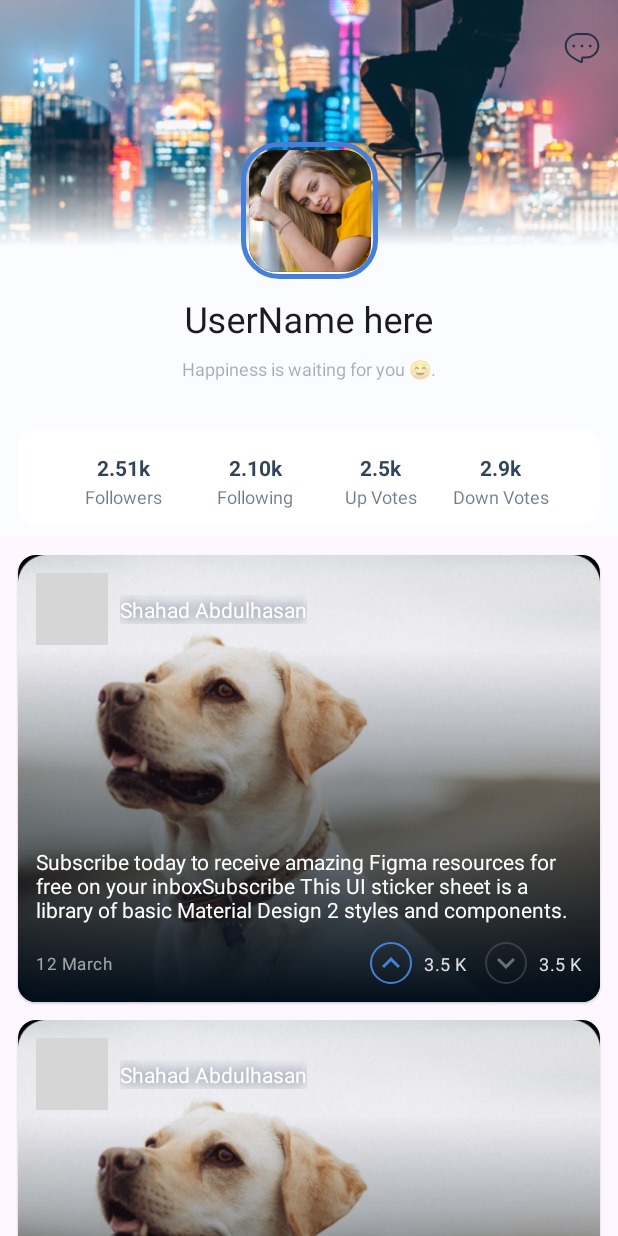
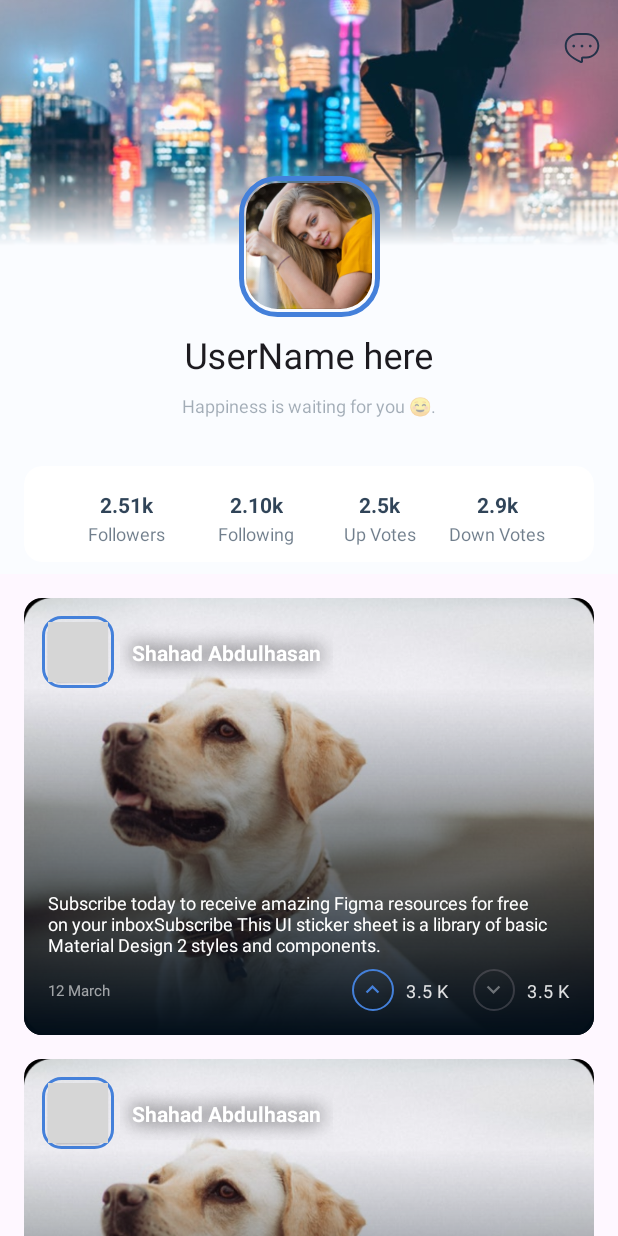
Before and after one commit to Bareq-altaamah/Happy_Social_Media, an Android app: the layout fragment_profile_animated.xml on its own in the app's theme, with its tools: preview values and no code run, on a phone screen of 412 x 824 dp. Run offline under Robolectric (Android 15) with nearby library versions, the light colour scheme and no system bars; grey boxes are pictures that could not be loaded.

Commit message:
improve sizing and styling

```diff
--- a/app/src/main/java/com/thechance/happysocialmedia/ui/giftsShop/GiftsShopFragment.kt
+++ b/app/src/main/java/com/thechance/happysocialmedia/ui/giftsShop/GiftsShopFragment.kt
@@ -3,7 +3,6 @@ package com.thechance.happysocialmedia.ui.giftsShop
 import androidx.fragment.app.viewModels
 import com.thechance.happysocialmedia.R
 import com.thechance.happysocialmedia.databinding.FragmentGiftsShopBinding
-import com.thechance.happysocialmedia.databinding.FragmentSearchBinding
 import com.thechance.happysocialmedia.ui.base.BaseFragment
 import dagger.hilt.android.AndroidEntryPoint
 
--- a/app/src/main/res/drawable/profile_image_border.xml
+++ b/app/src/main/res/drawable/outline_profile_picture_large.xml
@@ -2,7 +2,7 @@
 <shape xmlns:android="http://schemas.android.com/apk/res/android"
     android:shape="rectangle">
     <corners
-        android:radius="@dimen/radius4x" />
+        android:radius="@dimen/cornerRadiusExtraLarge" />
     <stroke
         android:color="@color/brand_color"
         android:width="3dp" />
--- a/app/src/main/res/drawable/shape_image_border.xml
+++ b/app/src/main/res/drawable/outline_profile_picture_small.xml
@@ -2,7 +2,7 @@
 <shape
     android:shape="rectangle"
     xmlns:android="http://schemas.android.com/apk/res/android">
-    <corners android:radius="@dimen/radius2x"/>
+    <corners android:radius="@dimen/cornerRadiusMedium"/>
     <stroke
         android:width="2dp"
         android:color="@color/brand_color"/>
--- a/app/src/main/res/layout/fragment_profile_animated.xml
+++ b/app/src/main/res/layout/fragment_profile_animated.xml
@@ -4,6 +4,7 @@
     xmlns:tools="http://schemas.android.com/tools">
 
     <data>
+
         <variable
             name="viewModel"
             type="com.thechance.happysocialmedia.ui.profile.ProfileViewModel" />
@@ -12,8 +13,7 @@
     <androidx.coordinatorlayout.widget.CoordinatorLayout
         android:layout_width="match_parent"
         android:layout_height="match_parent"
-        android:fitsSystemWindows="true"
-        >
+        android:fitsSystemWindows="true">
 
         <com.google.android.material.appbar.AppBarLayout
             android:id="@+id/app_bar"
@@ -30,7 +30,7 @@
                 app:title="UserName here"
                 android:background="@color/background_color"
                 app:expandedTitleGravity="center|top"
-                app:expandedTitleMarginTop="200dp"
+                app:expandedTitleMarginTop="224dp"
                 app:contentScrim="@color/tool_bar_color"
                 app:layout_scrollFlags="scroll|exitUntilCollapsed"
                 app:menu="@menu/top_app_bar"
@@ -40,6 +40,7 @@
                 <androidx.constraintlayout.widget.ConstraintLayout
                     android:layout_width="match_parent"
                     android:layout_height="wrap_content">
+
                     <ImageView
                         android:id="@+id/image_cover"
                         android:layout_width="match_parent"
@@ -55,29 +56,27 @@
                         android:background="@drawable/profile_cover_shadow"
                         app:layout_constraintBottom_toBottomOf="@id/image_cover" />
 
+                    <com.google.android.material.imageview.ShapeableImageView
+                        android:id="@+id/image_profile"
+                        android:layout_width="84dp"
+                        android:layout_height="84dp"
+                        android:scaleType="centerCrop"
+                        app:layout_constraintBottom_toBottomOf="@+id/image_cover"
+                        app:layout_constraintEnd_toEndOf="@id/image_cover"
+                        app:layout_constraintStart_toStartOf="@id/image_cover"
+                        app:layout_constraintTop_toBottomOf="@id/image_cover"
+                        app:srcCompat="@drawable/image_profile_test"
+                        app:shapeAppearanceOverlay="@style/ShapeAppearanceOverlay.App.CornerSize25Percent" />
+
                     <View
                         android:id="@+id/view_profile_image_border"
-                        android:layout_width="91dp"
-                        android:layout_height="91dp"
-                        android:background="@drawable/profile_image_border"
-                        app:layout_constraintBottom_toBottomOf="@id/image_cover"
-                        app:layout_constraintEnd_toEndOf="parent"
-                        app:layout_constraintStart_toStartOf="parent"
-                        app:layout_constraintTop_toTopOf="parent"
-                        app:layout_constraintVertical_bias="1.3" />
-
-                    <com.google.android.material.imageview.ShapeableImageView
-                        android:id="@+id/image_profile"
-                        android:layout_width="81dp"
-                        android:layout_height="81dp"
-                        android:scaleType="centerCrop"
-                        app:layout_constraintBottom_toBottomOf="@id/view_profile_image_border"
-                        app:layout_constraintEnd_toEndOf="@id/view_profile_image_border"
-                        app:layout_constraintStart_toStartOf="@id/view_profile_image_border"
-                        app:layout_constraintTop_toTopOf="@id/view_profile_image_border"
-                        app:shapeAppearanceOverlay="@style/ShapeAppearanceOverlay.App.CornerSize24Percent"
-                        app:srcCompat="@drawable/image_profile_test" />
-
+                        android:layout_width="94dp"
+                        android:layout_height="94dp"
+                        android:background="@drawable/outline_profile_picture_large"
+                        app:layout_constraintStart_toStartOf="@id/image_profile"
+                        app:layout_constraintBottom_toBottomOf="@id/image_profile"
+                        app:layout_constraintEnd_toEndOf="@id/image_profile"
+                        app:layout_constraintTop_toTopOf="@id/image_profile" />
 
                     <TextView
                         android:id="@+id/label_bio"
@@ -86,7 +85,7 @@
                         android:gravity="center"
                         android:text="Happiness is waiting for you ☺."
                         android:textColor="@color/shade_ternary_color"
-                        android:textSize="@dimen/size_12"
+                        android:textSize="12sp"
                         android:layout_marginTop="56dp"
                         app:layout_constraintEnd_toEndOf="parent"
                         app:layout_constraintStart_toStartOf="parent"
@@ -97,11 +96,10 @@
                         style="?attr/materialCardViewFilledStyle"
                         android:layout_width="match_parent"
                         android:layout_height="64dp"
-                        android:layout_marginHorizontal="@dimen/margin2x"
-                        android:layout_marginTop="@dimen/margin7x"
-                        android:elevation="@dimen/elevation1x"
+                        android:layout_marginHorizontal="@dimen/spacingMedium"
+                        android:layout_marginTop="@dimen/spacingExtraLarge"
                         app:cardBackgroundColor="@color/card_background_color"
-                        app:cardCornerRadius="@dimen/size_12"
+                        app:cardCornerRadius="@dimen/cornerRadiusMedium"
                         android:layout_marginBottom="8dp"
                         app:layout_constraintBottom_toBottomOf="parent"
                         app:layout_constraintEnd_toEndOf="parent"
@@ -111,7 +109,7 @@
                     <TextView
                         android:id="@+id/label_followers_numbers"
                         style="@style/TextViewNumber.TextAppearance"
-                        android:layout_marginTop="@dimen/margin3x"
+                        android:layout_marginTop="@dimen/spacingMedium"
                         android:text="2.51k"
                         app:layout_constraintHorizontal_chainStyle="spread"
                         app:layout_constraintEnd_toStartOf="@id/label_following_numbers"
@@ -194,6 +192,7 @@
             android:layout_width="match_parent"
             android:layout_height="match_parent"
             app:layout_behavior="@string/appbar_scrolling_view_behavior">
+
             <androidx.recyclerview.widget.RecyclerView
                 android:id="@+id/recycler_profile_post"
                 android:layout_width="match_parent"
@@ -201,7 +200,7 @@
                 android:orientation="vertical"
                 app:layoutManager="androidx.recyclerview.widget.LinearLayoutManager"
                 items="@{viewModel.posts}"
-                tools:listitem="@layout/item_post"/>
+                tools:listitem="@layout/item_post" />
         </androidx.constraintlayout.widget.ConstraintLayout>
 
     </androidx.coordinatorlayout.widget.CoordinatorLayout>
--- a/app/src/main/res/layout/item_post.xml
+++ b/app/src/main/res/layout/item_post.xml
@@ -14,13 +14,13 @@
     </data>
 
     <com.google.android.material.card.MaterialCardView
-        style="@style/Widget.App.CardView"
         android:layout_width="match_parent"
         android:layout_height="wrap_content"
-        android:layout_marginStart="@dimen/margin2x"
-        android:layout_marginTop="@dimen/margin2x"
-        android:layout_marginEnd="@dimen/margin2x"
-        app:cardCornerRadius="@dimen/radius2x">
+        android:layout_marginStart="@dimen/spacingMedium"
+        android:layout_marginTop="@dimen/spacingMedium"
+        android:layout_marginEnd="@dimen/spacingMedium"
+        style="?attr/materialCardViewFilledStyle"
+        app:cardCornerRadius="@dimen/cornerRadiusMedium">
 
         <androidx.constraintlayout.widget.ConstraintLayout
             android:layout_width="match_parent"
@@ -41,44 +41,45 @@
                 app:layout_constraintTop_toTopOf="parent"
                 app:layout_constraintVertical_bias="0.0" />
 
-            <View
-                android:id="@+id/layout_image_profile"
-                android:layout_width="@dimen/size48dp"
-                android:layout_height="@dimen/size48dp"
-                android:layout_margin="@dimen/margin2x"
-                android:background="@drawable/shape_image_border"
-                android:elevation="1dp"
-                app:layout_constraintStart_toStartOf="parent"
-                app:layout_constraintTop_toTopOf="parent" />
+
 
             <com.google.android.material.imageview.ShapeableImageView
                 android:id="@+id/image_profile"
-                android:layout_width="@dimen/size48dp"
-                android:layout_height="@dimen/size48dp"
+                android:layout_width="40dp"
+                android:layout_height="40dp"
                 android:elevation="1dp"
-                android:padding="5dp"
                 android:scaleType="centerCrop"
                 imageUrl="@{item.profileImageUrl}"
                 tools:src="@drawable/test_profile"
-                app:layout_constraintBottom_toBottomOf="@id/layout_image_profile"
-                app:layout_constraintEnd_toEndOf="@id/layout_image_profile"
-                app:layout_constraintStart_toStartOf="@id/layout_image_profile"
-                app:layout_constraintTop_toTopOf="@id/layout_image_profile"
+                app:layout_constraintTop_toTopOf="parent"
+                app:layout_constraintStart_toStartOf="parent"
+                android:layout_margin="16dp"
                 app:shapeAppearanceOverlay="@style/ShapeAppearanceOverlay.App.CornerSize25Percent" />
+
+            <View
+                android:id="@+id/layout_image_profile"
+                android:layout_width="48dp"
+                android:layout_height="48dp"
+                android:background="@drawable/outline_profile_picture_small"
+                app:layout_constraintBottom_toBottomOf="@id/image_profile"
+                app:layout_constraintEnd_toEndOf="@+id/image_profile"
+                app:layout_constraintStart_toStartOf="@id/image_profile"
+                app:layout_constraintTop_toTopOf="@+id/image_profile" />
 
             <TextView
                 android:id="@+id/label_name"
                 android:layout_width="wrap_content"
                 android:layout_height="wrap_content"
-                android:layout_margin="@dimen/margin1x"
                 android:layout_marginStart="4dp"
-                android:shadowColor="@color/shade_primary_color"
+                android:shadowColor="@android:color/black"
                 android:shadowDx="0"
                 android:shadowDy="0"
-                android:shadowRadius="10"
+                android:padding="@dimen/spacingSmall"
+                android:shadowRadius="16"
                 android:textColor="@android:color/white"
                 android:text="@{item.name}"
-                tools:textAppearance="@style/TextAppearance.App.Title"
+                android:textStyle="bold"
+                android:textSize="14sp"
                 app:layout_constraintBottom_toBottomOf="@+id/layout_image_profile"
                 app:layout_constraintStart_toEndOf="@id/layout_image_profile"
                 app:layout_constraintTop_toTopOf="@id/layout_image_profile"
@@ -99,13 +100,14 @@
                 android:layout_height="0dp"
                 android:ellipsize="end"
                 android:maxLines="3"
-                android:padding="@dimen/margin2x"
+                android:paddingHorizontal="@dimen/spacingMedium"
+                android:paddingVertical="@dimen/spacingSmall"
                 android:text="@{item.content}"
                 android:gravity="bottom"
+                android:textSize="12sp"
                 android:textColor="@android:color/white"
                 app:layout_constraintBottom_toTopOf="@id/button_down_vote"
                 app:layout_constraintEnd_toEndOf="parent"
-                app:layout_constraintHorizontal_bias="0.0"
                 app:layout_constraintStart_toStartOf="parent"
                 app:layout_constraintTop_toTopOf="@+id/view_bottom_shadow"
                 tools:text="Subscribe today to receive amazing Figma resources for free on your inboxSubscribe This UI sticker sheet is a library of basic Material Design 2 styles and components. "
@@ -115,10 +117,11 @@
                 android:id="@+id/label_date"
                 android:layout_width="wrap_content"
                 android:layout_height="wrap_content"
-                android:layout_marginStart="@dimen/margin2x"
+                android:layout_marginStart="@dimen/spacingMedium"
                 android:alpha="0.6"
                 android:text="@{item.date}"
-                android:textAppearance="@style/TextAppearance.App.SubTitle"
+                android:textColor="@android:color/white"
+                android:textSize="10sp"
                 app:layout_constraintBottom_toBottomOf="@+id/button_upvote"
                 app:layout_constraintStart_toStartOf="parent"
                 app:layout_constraintTop_toTopOf="@+id/button_upvote"
@@ -127,9 +130,9 @@
             <com.google.android.material.button.MaterialButton
                 android:id="@+id/button_upvote"
                 style="?attr/materialButtonOutlinedStyle"
-                android:layout_width="@dimen/size28dp"
-                android:layout_height="@dimen/size28dp"
-                android:layout_marginEnd="@dimen/margin1x"
+                android:layout_width="28dp"
+                android:layout_height="28dp"
+                android:layout_marginEnd="@dimen/spacingSmall"
                 android:insetLeft="0dp"
                 android:insetTop="0dp"
                 android:insetRight="0dp"
@@ -138,7 +141,6 @@
                 app:icon="@drawable/ic_baseline_keyboard_arrow_up_24"
                 app:iconGravity="textStart"
                 app:iconPadding="0dp"
-                app:iconSize="@dimen/size24dp"
                 app:iconTint="@color/brand_color"
                 app:layout_constraintBottom_toBottomOf="@id/label_upvote"
                 app:layout_constraintEnd_toStartOf="@id/label_upvote"
@@ -149,7 +151,7 @@
                 android:id="@+id/label_upvote"
                 android:layout_width="wrap_content"
                 android:layout_height="wrap_content"
-                android:layout_marginEnd="@dimen/margin2x"
+                android:layout_marginEnd="@dimen/spacingMedium"
                 android:alpha="0.87"
                 android:text="@{String.valueOf(item.upVote)}"
                 android:textAppearance="@style/TextAppearance.Material3.BodySmall"
@@ -162,10 +164,10 @@
             <com.google.android.material.button.MaterialButton
                 android:id="@+id/button_down_vote"
                 style="?attr/materialButtonOutlinedStyle"
-                android:layout_width="@dimen/size28dp"
-                android:layout_height="@dimen/size28dp"
-                android:layout_marginEnd="@dimen/margin1x"
-                android:layout_marginBottom="@dimen/margin2x"
+                android:layout_width="28dp"
+                android:layout_height="28dp"
+                android:layout_marginEnd="@dimen/spacingSmall"
+                android:layout_marginBottom="@dimen/spacingMedium"
                 android:alpha="0.38"
                 android:insetLeft="0dp"
                 android:insetTop="0dp"
@@ -175,7 +177,6 @@
                 app:icon="@drawable/ic_baseline_keyboard_arrow_down_24"
                 app:iconGravity="textStart"
                 app:iconPadding="0dp"
-                app:iconSize="@dimen/size24dp"
                 app:iconTint="@android:color/white"
                 app:layout_constraintBottom_toBottomOf="parent"
                 app:layout_constraintEnd_toStartOf="@id/label_down_vote" />
@@ -184,7 +185,7 @@
                 android:id="@+id/label_down_vote"
                 android:layout_width="wrap_content"
                 android:layout_height="wrap_content"
-                android:layout_marginEnd="@dimen/margin2x"
+                android:layout_marginEnd="@dimen/spacingMedium"
                 android:alpha="0.87"
                 android:text="@{String.valueOf(item.downVote)}"
                 android:textAppearance="@style/TextAppearance.Material3.BodySmall"
--- a/app/src/main/res/navigation/nav_graph.xml
+++ b/app/src/main/res/navigation/nav_graph.xml
@@ -17,7 +17,7 @@
         tools:layout="@layout/fragment_search"/>
     <fragment
         android:id="@+id/giftsShopFragment"
-        android:name="com.thechance.happysocialmedia.ui.giftsShop.GiftShopFragment"
+        android:name="com.thechance.happysocialmedia.ui.giftsShop.GiftsShopFragment"
         android:label="GiftsShopFragment"
         tools:layout="@layout/fragment_gifts_shop"/>
     <fragment
--- a/app/src/main/res/values/dimens.xml
+++ b/app/src/main/res/values/dimens.xml
@@ -1,23 +1,13 @@
 <?xml version="1.0" encoding="utf-8"?>
 <resources>
-    <dimen name="margin1x">8dp</dimen>
-    <dimen name="margin2x">12dp</dimen>
-    <dimen name="margin3x">16dp</dimen>
-    <dimen name="margin5x">24dp</dimen>
-    <dimen name="margin7x">32dp</dimen>
+    <dimen name="spacingSmall">8dp</dimen>
+    <dimen name="spacingMedium">16dp</dimen>
+    <dimen name="spacingLarge">24dp</dimen>
+    <dimen name="spacingExtraLarge">32dp</dimen>
 
-    <dimen name="radius1x">6dp</dimen>
-    <dimen name="radius2x">12dp</dimen>
-    <dimen name="radius3x">18dp</dimen>
-    <dimen name="radius4x">24dp</dimen>
+    <dimen name="cornerRadiusSmall">6dp</dimen>
+    <dimen name="cornerRadiusMedium">12dp</dimen>
+    <dimen name="cornerRadiusLarge">18dp</dimen>
+    <dimen name="cornerRadiusExtraLarge">24dp</dimen>
 
-    <dimen name="size_12">12sp</dimen>
-    <dimen name="size_14">14sp</dimen>
-    <dimen name="size_18">18sp</dimen>
-    <dimen name="size_22">22sp</dimen>
-
-    <dimen name="elevation1x">8dp</dimen>
-    <dimen name="size28dp">28dp</dimen>
-    <dimen name="size24dp">24dp</dimen>
-    <dimen name="size48dp">48dp</dimen>
 </resources>
--- a/app/src/main/res/values/styles.xml
+++ /dev/null
@@ -1,58 +0,0 @@
-<?xml version="1.0" encoding="utf-8"?>
-<resources>
-    <style name="ShapeAppearanceOverlay.App.CornerSize50Percent" parent="">
-        <item name="cornerFamily">rounded</item>
-        <item name="cornerSize">50%</item>
-    </style>
-
-    <style name="ShapeAppearanceOverlay.App.CornerSize10Percent" parent="">
-        <item name="cornerSize">10%</item>
-    </style>
-
-    <style name="ShapeAppearanceOverlay.App.CornerSize25Percent" parent="">
-        <item name="cornerFamily">rounded</item>
-        <item name="cornerSize">25%</item>
-    </style>
-
-    <style name="ShapeAppearanceOverlay.App.CornerSize16dp" parent="">">
-        <item name="cornerFamily">rounded</item>
-        <item name="cornerSize">16dp</item>
-    </style>
-
-    <style name="ShapeAppearance.App.MediumComponent" parent="ShapeAppearance.Material3.MediumComponent">
-        <item name="cornerFamily">rounded</item>
-        <item name="cornerSize">12%</item>
-    </style>
-
-    <style name="Widget.App.CardView" parent="Widget.Material3.CardView.Elevated">
-        <item name="materialThemeOverlay">@style/ThemeOverlay.App.Card</item>
-        <item name="shapeAppearance">@style/ShapeAppearance.App.MediumComponent</item>
-    </style>
-
-    <style name="ThemeOverlay.App.Card" parent="">
-        <item name="colorSecondary">@color/shade_secondary_color</item>
-        <item name="colorSurface">@color/card_background_color</item>
-        <item name="colorOnSurfaceVariant">@color/shade_primary_color</item>
-    </style>
-
-    <style name="TextAppearance.App.SubTitle" parent="TextAppearance.Material3.BodySmall">
-        <item name="android:textStyle">normal</item>
-        <item name="android:textSize">11sp</item>
-        <item name="android:textColor">@android:color/white</item>
-    </style>
-
-    <style name="TextAppearance.App.Title" parent="TextAppearance.Material3.TitleMedium">
-        <item name="android:textStyle">bold</item>
-        <item name="android:textColor">@android:color/white</item>
-    </style>
-
-    <style name="ShapeAppearanceOverlay.App.Button.Rounded" parent="">
-        <item name="cornerFamily">rounded</item>
-        <item name="cornerSize">100%</item>
-    </style>
-
-    <style name="Theme.ScrollingAnimation.AppBarOverlay" parent="ThemeOverlay.AppCompat.Dark.ActionBar" />
-
-    <style name="Theme.ScrollingAnimation.PopupOverlay" parent="ThemeOverlay.AppCompat.Light" />
-
-</resources>
--- a/app/src/main/res/values/themes.xml
+++ b/app/src/main/res/values/themes.xml
@@ -15,7 +15,7 @@
     </style>
 
     <style name="TextViewNumber.TextAppearance" parent="">
-        <item name="android:textSize">@dimen/size_14</item>
+        <item name="android:textSize">14sp</item>
         <item name="android:textStyle">bold</item>
         <item name="android:layout_height">wrap_content</item>
         <item name="android:layout_width">wrap_content</item>
@@ -26,13 +26,18 @@
         <item name="android:layout_marginTop">1dp</item>
         <item name="android:layout_height">wrap_content</item>
         <item name="android:layout_width">wrap_content</item>
-        <item name="android:textSize">@dimen/size_12</item>
+        <item name="android:textSize">12sp</item>
         <item name="android:textStyle">normal</item>
         <item name="android:textColor">@color/shade_secondary_color</item>
     </style>
 
-    <style name="ShapeAppearanceOverlay.App.CornerSize24Percent" parent="">
-        <item name="cornerSize">@dimen/size_18</item>
+    <style name="ShapeAppearanceOverlay.App.CornerSize25Percent" parent="">
+        <item name="cornerFamily">rounded</item>
+        <item name="cornerSize">25%</item>
     </style>
 
+    <style name="Theme.ScrollingAnimation.AppBarOverlay" parent="ThemeOverlay.AppCompat.Dark.ActionBar" />
+
+    <style name="Theme.ScrollingAnimation.PopupOverlay" parent="ThemeOverlay.AppCompat.Light" />
+
 </resources>
```
Also changed, not shown: app/src/main/res/layout/fragment_profile.xml (deleted, +0 -174 lines).
